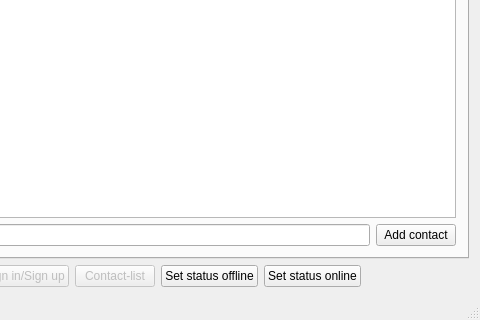
Qt form testApp/MainWindow.ui (Kaffeine/telegram-qt) before a commit; both pictures show x 315 to 795 and y 333 to 653 of the 795 by 653 pixel window.
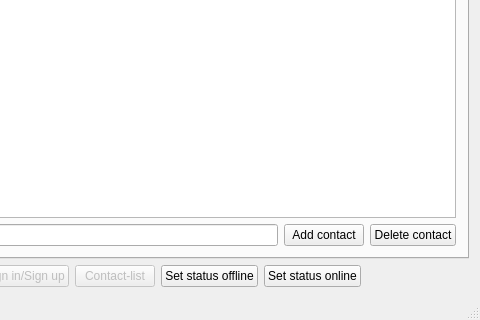
The same form after that commit.

Commit message: testApp: Implemented contacts deletion.

Patch:
```diff
--- a/testApp/MainWindow.ui
+++ b/testApp/MainWindow.ui
@@ -183,6 +183,13 @@
               </property>
              </widget>
             </item>
+            <item>
+             <widget class="QPushButton" name="deleteContact">
+              <property name="text">
+               <string>Delete contact</string>
+              </property>
+             </widget>
+            </item>
            </layout>
           </item>
           <item row="0" column="1">
```
Left out of the diff: 4 changed lines with no effect on the pictures. The commit also changes 2 other files.
